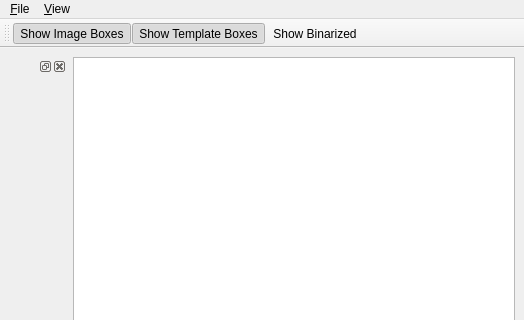
Above: nano-clients/playground/mainwindow.ui from xrg/openerp-client-kde before the change; both pictures show x 0 to 524 and y 0 to 320 of the 524 by 487 pixel window. Below: the same form after it.
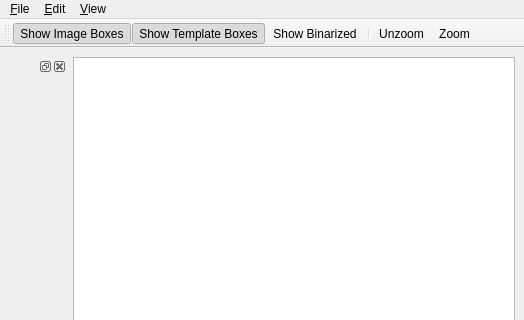
That is the form after the change.

```diff
--- a/nano-clients/playground/mainwindow.ui
+++ b/nano-clients/playground/mainwindow.ui
@@ -46,7 +46,7 @@
      <height>30</height>
     </rect>
    </property>
-   <widget class="QMenu" name="menu_File" >
+   <widget class="QMenu" name="menuFile" >
     <property name="title" >
      <string>&amp;File</string>
     </property>
@@ -60,7 +60,7 @@
     <addaction name="separator" />
     <addaction name="actionExit" />
    </widget>
-   <widget class="QMenu" name="menu_Edit" >
+   <widget class="QMenu" name="menuView" >
     <property name="title" >
      <string>&amp;View</string>
     </property>
@@ -68,11 +68,26 @@
     <addaction name="actionToggleTemplateBoxes" />
     <addaction name="actionToggleBinarized" />
    </widget>
-   <addaction name="menu_File" />
-   <addaction name="menu_Edit" />
+   <widget class="QMenu" name="menuEdit" >
+    <property name="title" >
+     <string>&amp;Edit</string>
+    </property>
+    <addaction name="actionDelete" />
+   </widget>
+   <addaction name="menuFile" />
+   <addaction name="menuEdit" />
+   <addaction name="menuView" />
   </widget>
   <widget class="QStatusBar" name="statusbar" />
   <widget class="QToolBar" name="toolBar" >
+   <property name="geometry" >
+    <rect>
+     <x>0</x>
+     <y>30</y>
+     <width>524</width>
+     <height>33</height>
+    </rect>
+   </property>
    <property name="windowTitle" >
     <string>toolBar</string>
    </property>
@@ -85,6 +100,9 @@
    <addaction name="actionToggleImageBoxes" />
    <addaction name="actionToggleTemplateBoxes" />
    <addaction name="actionToggleBinarized" />
+   <addaction name="separator" />
+   <addaction name="actionUnzoom" />
+   <addaction name="actionZoom" />
   </widget>
   <action name="actionOpenImage" >
    <property name="text" >
@@ -154,6 +172,24 @@
     <string>Save Template &amp;As...</string>
    </property>
   </action>
+  <action name="actionDelete" >
+   <property name="text" >
+    <string>&amp;Delete</string>
+   </property>
+   <property name="shortcut" >
+    <string>Del</string>
+   </property>
+  </action>
+  <action name="actionZoom" >
+   <property name="text" >
+    <string>&amp;Zoom</string>
+   </property>
+  </action>
+  <action name="actionUnzoom" >
+   <property name="text" >
+    <string>Unzoom</string>
+   </property>
+  </action>
  </widget>
  <resources/>
  <connections/>
```
Left out of the diff: 30 changed lines with no effect on the pictures.
